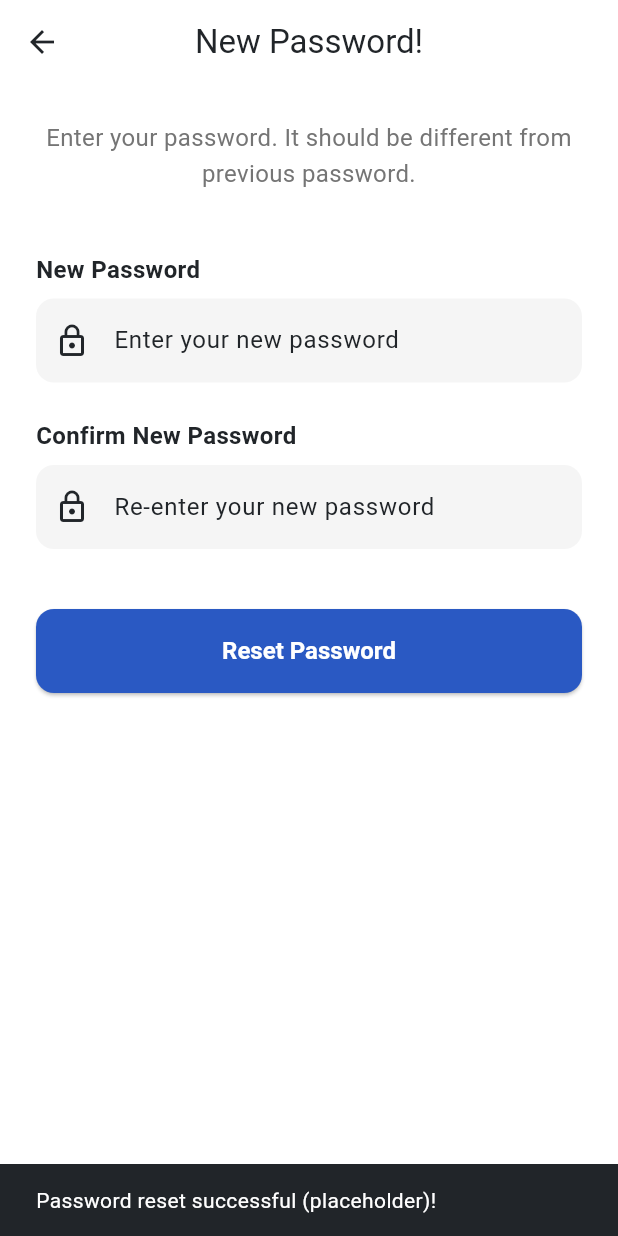
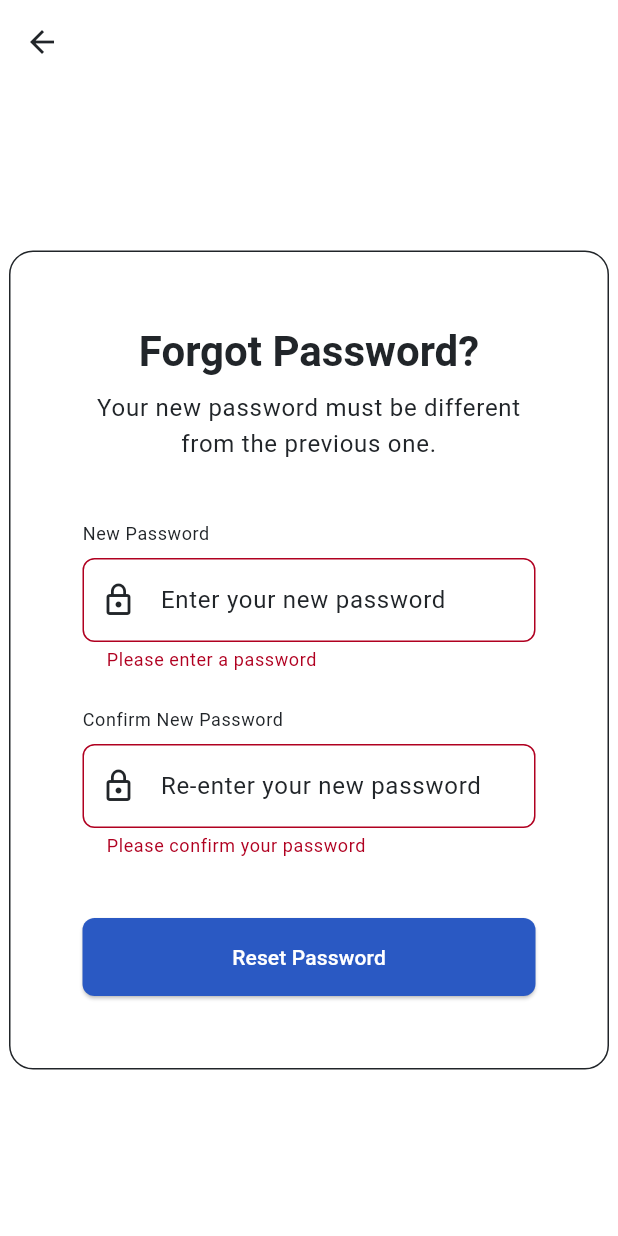
Before and after one commit to RvShivam/inventify, a Flutter app: the ResetPasswordScreen screen opened directly, after a tap on "Reset Password", on a phone screen of 412 x 824 dp. Run offline on Flutter 3.47's test engine with Material 3 defaults, Android fonts, the phone set to English and light mode, and no system bars.

Commit message:
Reset Password

```diff
--- a/client/lib/screens/forgot_password.dart
+++ b/client/lib/screens/forgot_password.dart
@@ -1,6 +1,6 @@
 import 'package:flutter/material.dart';
 import 'signup_screen.dart';
-
+import 'reset_password.dart';
 class ForgotPasswordScreen extends StatefulWidget {
   const ForgotPasswordScreen({super.key});
 
@@ -23,7 +23,11 @@ class _ForgotPasswordScreenState extends State<ForgotPasswordScreen> {
     if (!isValid) {
       return;
     }
+
     // TODO: API call logic here to send the reset link
+    Navigator.of(context).push(
+      MaterialPageRoute(builder: (context) => const ResetPasswordScreen()),
+    );
     print('Form is valid! Sending reset link to: ${_emailController.text}');
   }
 
--- a/client/lib/screens/reset_password.dart
+++ b/client/lib/screens/reset_password.dart
@@ -1,110 +1,125 @@
 import 'package:flutter/material.dart';
+import 'signup_screen.dart';
 
-class ResetPasswordScreen extends StatelessWidget {
+class ResetPasswordScreen extends StatefulWidget {
   const ResetPasswordScreen({super.key});
 
-  // Simple handler for button press (placeholder)
-  void _sendResetLink(BuildContext context) {
-    // In a real app, validate both fields before calling an API here.
-    ScaffoldMessenger.of(context).showSnackBar(
-      const SnackBar(content: Text('Password reset successful (placeholder)!')),
-    );
+  @override
+  State<ResetPasswordScreen> createState() => _ResetPasswordScreenState();
+}
+
+class _ResetPasswordScreenState extends State<ResetPasswordScreen> {
+  final _formKey = GlobalKey<FormState>();
+  final _passwordController = TextEditingController();
+  final _confirmPasswordController = TextEditingController();
+
+  @override
+  void dispose() {
+    _passwordController.dispose();
+    _confirmPasswordController.dispose();
+    super.dispose();
+  }
+
+  void _onResetPressed() {
+    final isValid = _formKey.currentState?.validate() ?? false;
+    if (!isValid) {
+      return;
+    }
+    // TODO: Add your API call logic here to reset the password
+    print('Form is valid! Resetting password...');
   }
 
   @override
   Widget build(BuildContext context) {
-    final Color primaryColor = Theme.of(context).colorScheme.primary;
+    final textTheme = Theme.of(context).textTheme;
 
     return Scaffold(
       appBar: AppBar(
-        title: const Text('New Password!'),
-        centerTitle: true,
         backgroundColor: Colors.transparent,
         elevation: 0,
       ),
-      body: SingleChildScrollView(
+      body: Center(
+        child: ConstrainedBox(
+          constraints: const BoxConstraints(maxWidth: 400),
+          child: Container(
+              padding: const EdgeInsets.all(24.0),
+              decoration: BoxDecoration(
+                border: Border.all(
+                  color: Theme.of(context).dividerColor,
+                ),
+                borderRadius: BorderRadius.circular(16),
+              ),
+          child: Form(
+            key: _formKey,
+            child: SingleChildScrollView(
               padding: const EdgeInsets.all(24.0),
               child: Column(
-          crossAxisAlignment: CrossAxisAlignment.start,
+                crossAxisAlignment: CrossAxisAlignment.stretch,
+                mainAxisAlignment: MainAxisAlignment.center,
                 children: <Widget>[
-            Center(
-            child:Text(
-              "Enter your password. It should be different from previous password.",
+                  Text(
+                      'Forgot Password?',
                       textAlign: TextAlign.center,
-              style: TextStyle(
-                fontSize: 16,
-                color: Colors.grey.shade600,
-                height: 1.5,
+                      style: textTheme.headlineMedium?.copyWith(fontWeight: FontWeight.bold),
                     ),
+                    const SizedBox(height: 8),
+                  Text(
+                    "Your new password must be different from the previous one.",
+                    textAlign: TextAlign.center,
+                    style: textTheme.bodyLarge,
+                  ),
+                  const SizedBox(height: 40.0),
+
+                  // New Password
+                  Text('New Password', style: textTheme.bodySmall),
+                  const SizedBox(height: 8),
+                  TextFormField(
+                    controller: _passwordController,
+                    validator: Validators.password,
+                    obscureText: true,
+                    decoration: const InputDecoration(
+                      hintText: 'Enter your new password',
+                      prefixIcon: Icon(Icons.lock_outline),
+                    ),
+                  ),
+                  const SizedBox(height: 24.0),
+
+                  // Confirm New Password
+                  Text('Confirm New Password', style: textTheme.bodySmall),
+                  const SizedBox(height: 8),
+                  TextFormField(
+                    controller: _confirmPasswordController,
+                    obscureText: true,
+                    // Validator to check if passwords match
+                    validator: (value) {
+                      if (value == null || value.isEmpty) {
+                        return 'Please confirm your password';
+                      }
+                      if (value != _passwordController.text) {
+                        return 'Passwords do not match';
+                      }
+                      return null;
+                    },
+                    decoration: const InputDecoration(
+                      hintText: 'Re-enter your new password',
+                      prefixIcon: Icon(Icons.lock_outline),
                     ),
                   ),
                   const SizedBox(height: 40.0),
 
-            // --- New Password ---
-            const Text(
-              'New Password',
-              style: TextStyle(fontWeight: FontWeight.w600, fontSize: 16),
-            ),
-            const SizedBox(height: 8),
-            TextFormField(
-              obscureText: true,
-              decoration: InputDecoration(
-                hintText: 'Enter your new password',
-                prefixIcon: const Icon(Icons.lock_outline),
-                border: OutlineInputBorder(
-                  borderRadius: BorderRadius.circular(12.0),
-                  borderSide: BorderSide.none,
-                ),
-                filled: true,
-                fillColor: Colors.grey.shade100,
-                contentPadding: const EdgeInsets.symmetric(
-                    vertical: 16.0, horizontal: 20.0),
-              ),
-            ),
-
-            const SizedBox(height: 24.0),
-
-            // --- Confirm New Password ---
-            const Text(
-              'Confirm New Password',
-              style: TextStyle(fontWeight: FontWeight.w600, fontSize: 16),
-            ),
-            const SizedBox(height: 8),
-            TextFormField(
-              obscureText: true,
-              decoration: InputDecoration(
-                hintText: 'Re-enter your new password',
-                prefixIcon: const Icon(Icons.lock_outline),
-                border: OutlineInputBorder(
-                  borderRadius: BorderRadius.circular(12.0),
-                  borderSide: BorderSide.none,
-                ),
-                filled: true,
-                fillColor: Colors.grey.shade100,
-                contentPadding: const EdgeInsets.symmetric(
-                    vertical: 16.0, horizontal: 20.0),
-              ),
-            ),
-
-            const SizedBox(height: 40.0),
-
-            // --- Button ---
+                  // Button
                   ElevatedButton(
-              onPressed: () => _sendResetLink(context),
+                    onPressed: _onResetPressed,
                     style: ElevatedButton.styleFrom(
-                backgroundColor: primaryColor,
-                foregroundColor: Colors.white,
-                minimumSize: const Size(double.infinity, 56),
-                shape: RoundedRectangleBorder(
-                  borderRadius: BorderRadius.circular(12),
-                ),
-                textStyle: const TextStyle(
-                    fontSize: 16, fontWeight: FontWeight.bold),
+                      padding: const EdgeInsets.symmetric(vertical: 16),
                     ),
                     child: const Text('Reset Password'),
                   ),
-            const SizedBox(height: 30.0),
                 ],
+              ),
+            ),
+          ),
+        ),
       ),
       ),
     );
```
Lines whose indentation alone changed are shown as unchanged.
